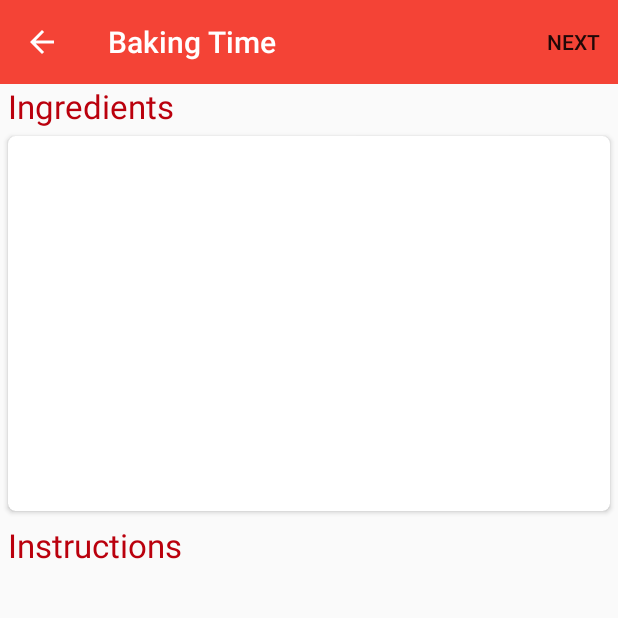
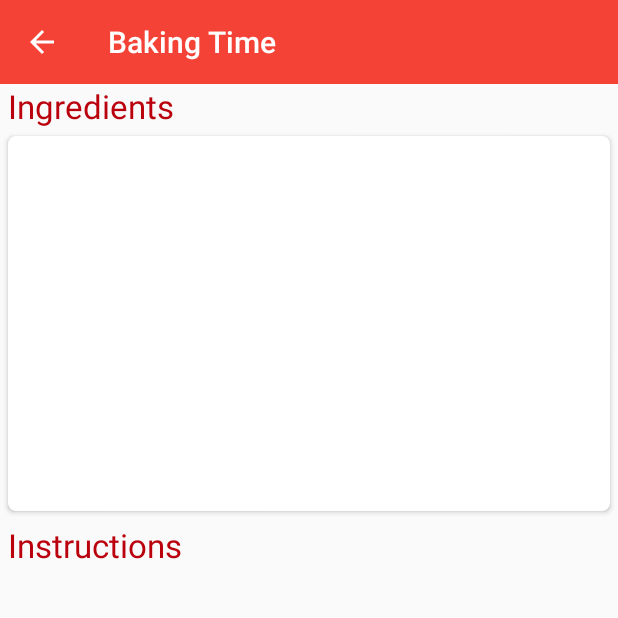
Before and after one commit to matheusfreire/bakingtime, an Android app: the RecipeDetailActivity screen opened directly, with no data from a screen before it, on a phone screen of 412 x 824 dp, the top half of it. Run offline under Robolectric (Android 15) with nearby library versions, the light colour scheme and no system bars; our stand-ins replace ButterKnife; 3 statements that could not run were skipped.

```diff
--- a/app/src/main/java/com/msf/bakingtime/ui/RecipeDetailActivity.java
+++ b/app/src/main/java/com/msf/bakingtime/ui/RecipeDetailActivity.java
@@ -61,13 +61,6 @@
     }
 
     @Override
-    public boolean onCreateOptionsMenu(Menu menu) {
-        MenuInflater inflater = getMenuInflater();
-        inflater.inflate(R.menu.menu_detail, menu);
-        return true;
-    }
-
-    @Override
     public boolean onOptionsItemSelected(MenuItem item) {
         int id = item.getItemId();
         if (id == android.R.id.home) {
--- a/app/src/main/res/menu/menu_detail.xml
+++ /dev/null
@@ -1,11 +0,0 @@
-<?xml version="1.0" encoding="utf-8"?>
-<menu xmlns:android="http://schemas.android.com/apk/res/android"
-    xmlns:app="http://schemas.android.com/apk/res-auto"
-    xmlns:tools="http://schemas.android.com/tools"
-    tools:context="com.msf.movies.activity.MovieListActivity">
-    <item
-        android:id="@+id/next_step"
-        android:orderInCategory="1"
-        android:title="@string/Next"
-        app:showAsAction="always"/>
-</menu>
```
